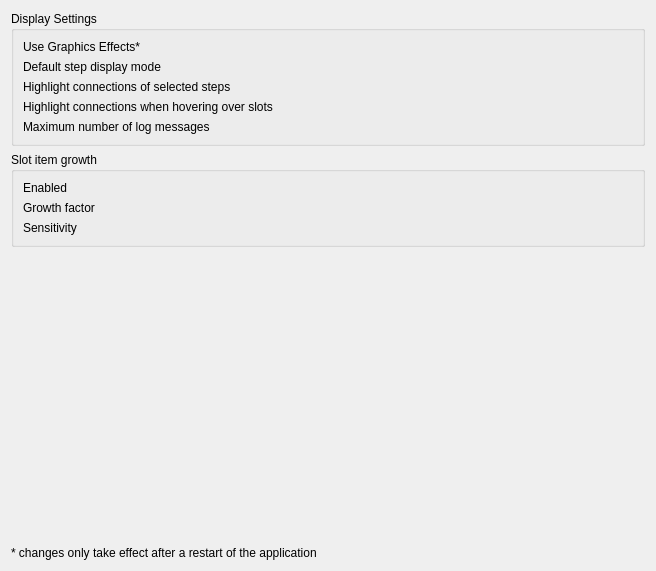
Old version of the form cedar/processing/gui/UiSettings.ui in the repository cedar/cedar.
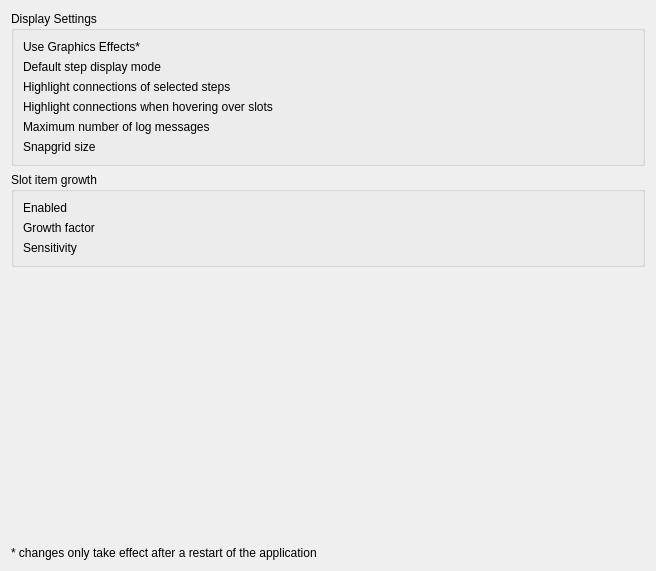
New version of the form. Custom widgets are drawn as their Qt base class.

Commit message: Added the snapGridSize Parameter to the Cedar Settings (Tools/CedarSettings/UserInterface). Also changed the default value for the size of the snapgrid from 8.0 to 30.0. In my humble opinion using the snapgrid could also be set as default, but we should first experiment with the new setting

Patch:
```diff
--- a/cedar/processing/gui/UiSettings.ui
+++ b/cedar/processing/gui/UiSettings.ui
@@ -73,6 +73,16 @@
       <item row="3" column="1">
        <widget class="cedar::aux::gui::BoolParameter" name="mpHighlightHoveredConnection" native="true"/>
       </item>
+      <item row="5" column="0">
+       <widget class="QLabel" name="label_4">
+        <property name="text">
+         <string>Snapgrid size</string>
+        </property>
+       </widget>
+      </item>
+      <item row="5" column="1">
+       <widget class="cedar::aux::gui::DoubleParameter" name="mpSnapGridSize" native="true"/>
+      </item>
      </layout>
     </widget>
    </item>
```
The commit also changes 5 other files.
